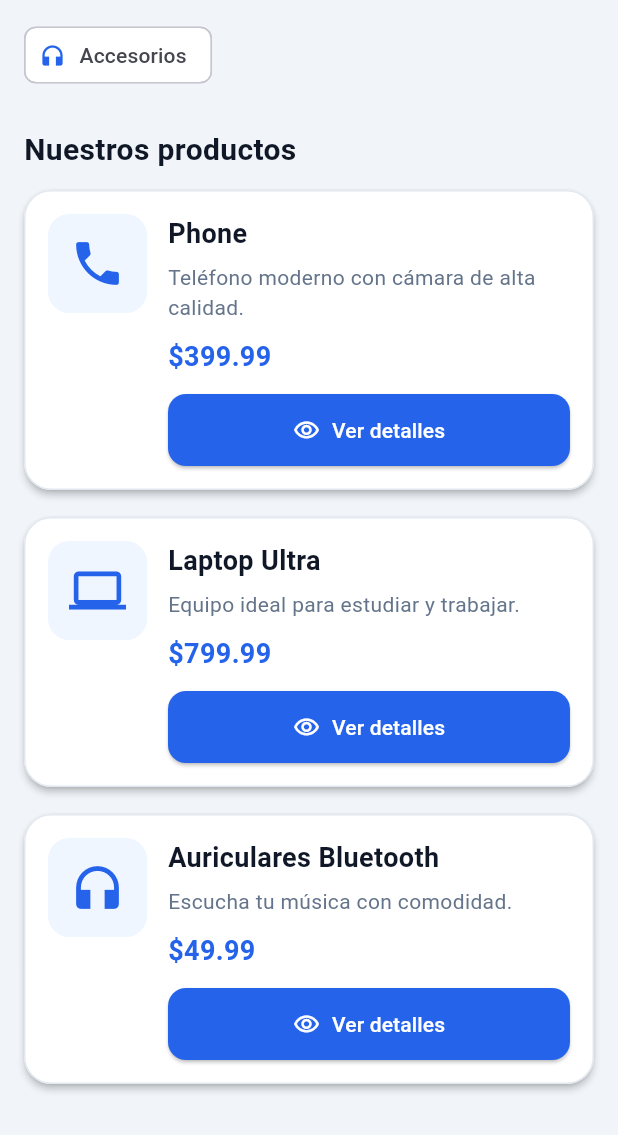
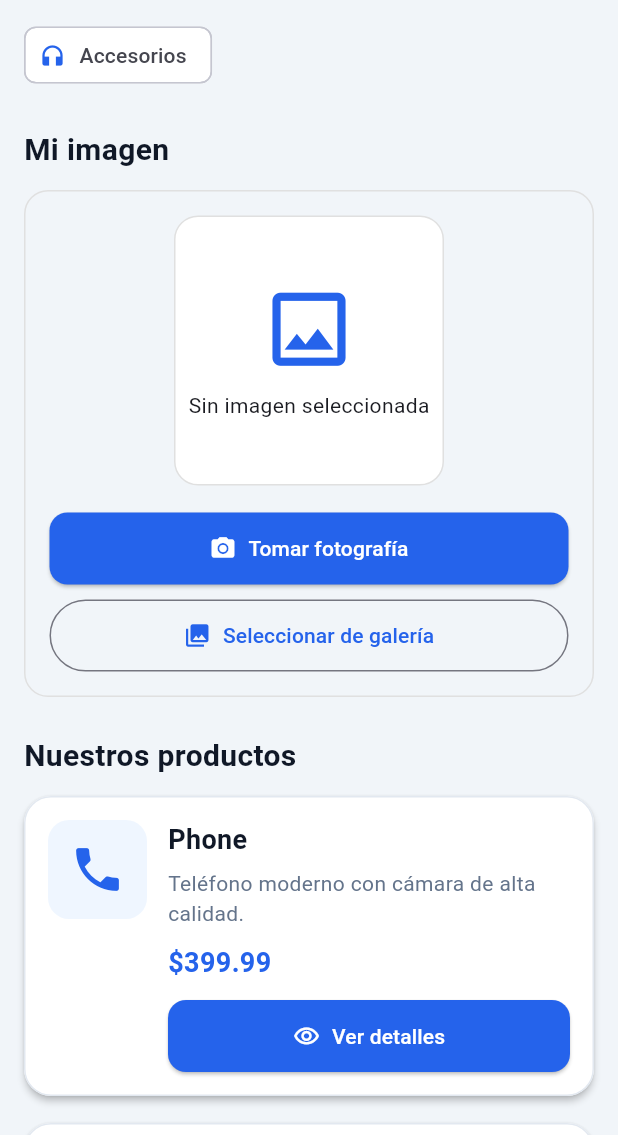
Before and after one commit to ajtorres-creator/APP_FLUTTER, a Flutter app: the screen it shows after launch, scrolled down 276 dp, on a phone screen of 412 x 824 dp, the part 101-1236 px from its top. Run offline on Flutter 3.47's test engine with Material 3 defaults, Android fonts, the phone set to English and light mode, and no system bars; our stand-ins replace connectivity_plus, image_cropper, image_picker, shared_preferences.

Commit message:
feat: implementar cámara, galería y recorte de imágenes

```diff
--- a/lib/screens/home_screen.dart
+++ b/lib/screens/home_screen.dart
@@ -1,10 +1,12 @@
 import 'dart:async';
+import 'dart:io';
 
 import 'package:flutter/material.dart';
 import 'package:connectivity_plus/connectivity_plus.dart';
 
 import '../services/connectivity_services.dart';
 import '../services/local_storage_service.dart';
+import '../services/image_services.dart';
 import '../widgets/product_card.dart';
 
 class HomeScreen extends StatefulWidget {
@@ -16,7 +18,12 @@ class HomeScreen extends StatefulWidget {
 
 class _HomeScreenState extends State<HomeScreen> {
   final ConnectivityService _connectivityService = ConnectivityService();
+
   final LocalStorageService _localStorageService = LocalStorageService();
+
+  final ImageService _imageService = ImageService();
+
+  File? _selectedImage;
 
   StreamSubscription<List<ConnectivityResult>>? _subscription;
 
@@ -34,6 +41,7 @@ class _HomeScreenState extends State<HomeScreen> {
     });
   }
 
+  // Inicializar el estado de conexión
   Future<void> _initializeConnection() async {
     try {
       final savedStatus = await _localStorageService.getConnectionStatus();
@@ -69,6 +77,7 @@ class _HomeScreenState extends State<HomeScreen> {
     }
   }
 
+  // Actualizar el estado de conexión
   Future<void> _updateConnection(List<ConnectivityResult> results) async {
     final connected = _connectivityService.hasConnection(results);
 
@@ -80,6 +89,48 @@ class _HomeScreenState extends State<HomeScreen> {
     });
 
     await _localStorageService.saveConnectionStatus(connected);
+  }
+
+  // Seleccionar imagen desde cámara o galería
+  Future<void> _selectImage(bool fromCamera) async {
+    try {
+      final image = fromCamera
+          ? await _imageService.takePhoto()
+          : await _imageService.selectFromGallery();
+
+      if (image == null || !mounted) return;
+
+      setState(() {
+        _selectedImage = image;
+      });
+    } catch (e) {
+      if (!mounted) return;
+
+      ScaffoldMessenger.of(context).showSnackBar(
+        SnackBar(content: Text('Error al seleccionar imagen: $e')),
+      );
+    }
+  }
+
+  // Recortar imagen seleccionada
+  Future<void> _cropSelectedImage() async {
+    if (_selectedImage == null) return;
+
+    try {
+      final croppedImage = await _imageService.cropImage(_selectedImage!);
+
+      if (croppedImage == null || !mounted) return;
+
+      setState(() {
+        _selectedImage = croppedImage;
+      });
+    } catch (e) {
+      if (!mounted) return;
+
+      ScaffoldMessenger.of(
+        context,
+      ).showSnackBar(SnackBar(content: Text('Error al recortar imagen: $e')));
+    }
   }
 
   @override
@@ -103,11 +154,13 @@ class _HomeScreenState extends State<HomeScreen> {
           ),
         ],
       ),
+
       body: SingleChildScrollView(
         padding: const EdgeInsets.all(16),
         child: Column(
           crossAxisAlignment: CrossAxisAlignment.start,
           children: [
+            // Aviso de conexión
             if (!_loadingConnection && !_hasConnection)
               Container(
                 width: double.infinity,
@@ -135,6 +188,7 @@ class _HomeScreenState extends State<HomeScreen> {
                 ),
               ),
 
+            // Presentación NexTech
             Container(
               width: double.infinity,
               padding: const EdgeInsets.all(22),
@@ -177,6 +231,7 @@ class _HomeScreenState extends State<HomeScreen> {
 
             const SizedBox(height: 25),
 
+            // Categorías
             const Text(
               'Categorías destacadas',
               style: TextStyle(
@@ -200,6 +255,110 @@ class _HomeScreenState extends State<HomeScreen> {
 
             const SizedBox(height: 25),
 
+            // Sección de cámara y galería
+            const Text(
+              'Mi imagen',
+              style: TextStyle(
+                fontSize: 20,
+                fontWeight: FontWeight.bold,
+                color: Color(0xFF101827),
+              ),
+            ),
+
+            const SizedBox(height: 12),
+
+            Container(
+              width: double.infinity,
+              padding: const EdgeInsets.all(16),
+              decoration: BoxDecoration(
+                color: const Color(0xFFF1F5F9),
+                borderRadius: BorderRadius.circular(16),
+                border: Border.all(color: Colors.grey.shade300),
+              ),
+              child: Column(
+                children: [
+                  // Vista previa de imagen
+                  Container(
+                    width: 180,
+                    height: 180,
+                    decoration: BoxDecoration(
+                      color: Colors.white,
+                      borderRadius: BorderRadius.circular(16),
+                      border: Border.all(color: Colors.grey.shade300),
+                    ),
+                    clipBehavior: Clip.antiAlias,
+                    child: _selectedImage != null
+                        ? Image.file(_selectedImage!, fit: BoxFit.cover)
+                        : const Column(
+                            mainAxisAlignment: MainAxisAlignment.center,
+                            children: [
+                              Icon(
+                                Icons.image_outlined,
+                                size: 65,
+                                color: Color(0xFF2563EB),
+                              ),
+                              SizedBox(height: 8),
+                              Text('Sin imagen seleccionada'),
+                            ],
+                          ),
+                  ),
+
+                  const SizedBox(height: 18),
+
+                  // Botones de cámara y galería
+                  SizedBox(
+                    width: double.infinity,
+                    child: ElevatedButton.icon(
+                      onPressed: () => _selectImage(true),
+                      icon: const Icon(Icons.camera_alt),
+                      label: const Text('Tomar fotografía'),
+                      style: ElevatedButton.styleFrom(
+                        backgroundColor: const Color(0xFF2563EB),
+                        foregroundColor: Colors.white,
+                        padding: const EdgeInsets.all(14),
+                      ),
+                    ),
+                  ),
+
+                  const SizedBox(height: 10),
+
+                  SizedBox(
+                    width: double.infinity,
+                    child: OutlinedButton.icon(
+                      onPressed: () => _selectImage(false),
+                      icon: const Icon(Icons.photo_library),
+                      label: const Text('Seleccionar de galería'),
+                      style: OutlinedButton.styleFrom(
+                        foregroundColor: const Color(0xFF2563EB),
+                        padding: const EdgeInsets.all(14),
+                      ),
+                    ),
+                  ),
+
+                  // Botón para recortar
+                  if (_selectedImage != null) ...[
+                    const SizedBox(height: 10),
+                    SizedBox(
+                      width: double.infinity,
+                      child: ElevatedButton.icon(
+                        onPressed: _cropSelectedImage,
+                        icon: const Icon(Icons.crop),
+                        label: const Text('Recortar imagen'),
+                        style: ElevatedButton.styleFrom(
+                          backgroundColor: const Color(0xFF101827),
+                          foregroundColor: Colors.white,
+                          padding: const EdgeInsets.all(14),
+                        ),
+                      ),
+                    ),
+                  ],
+                ],
+              ),
+            ),
+
+            const SizedBox(height: 25),
+
+            // Productos
             const Text(
               'Nuestros productos',
               style: TextStyle(
```
Also changed, not shown: lib/services/image_services.dart (added, +53 -0 lines), 1 other file.
